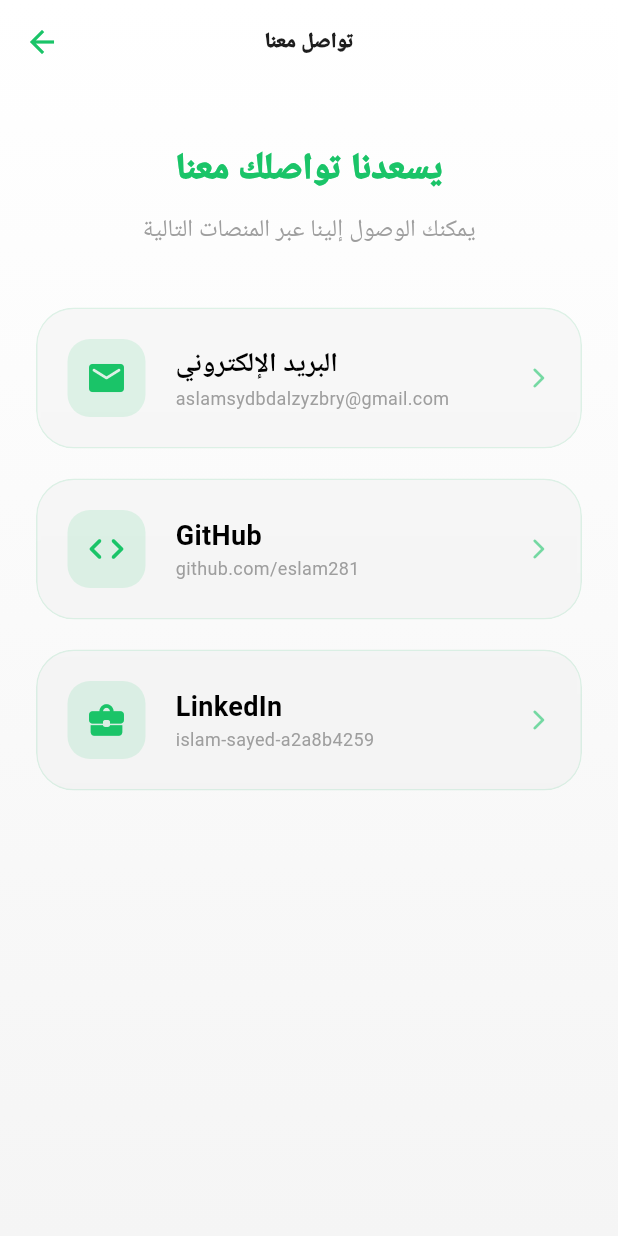
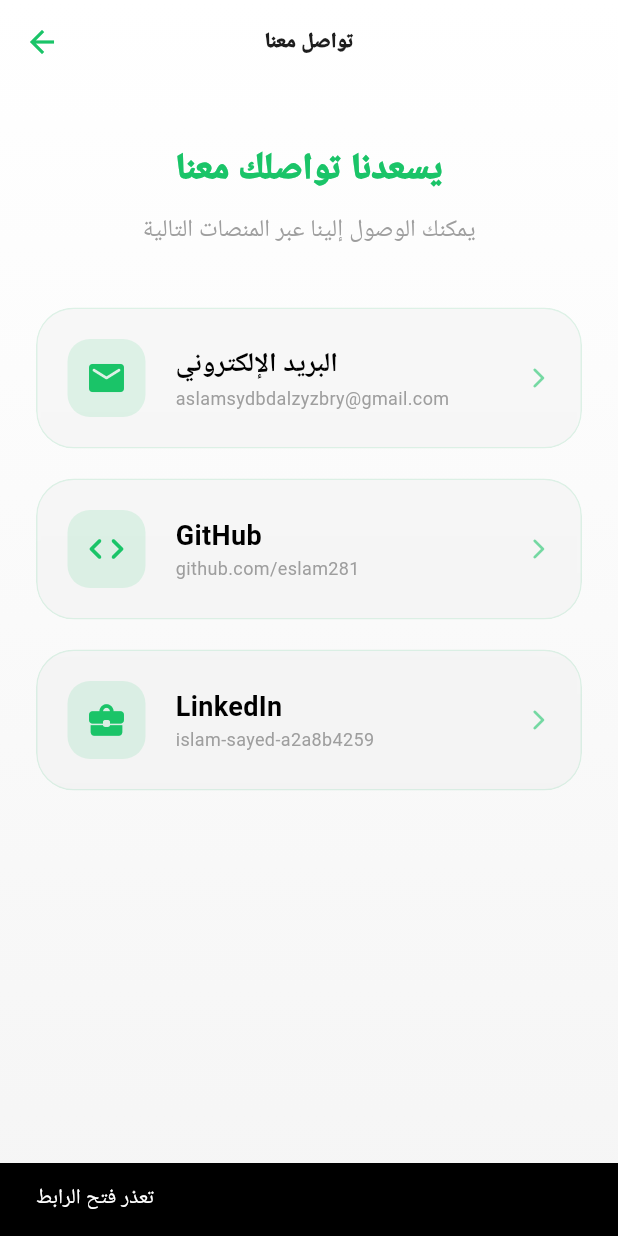
Before and after one commit to eslam281/es28, a Flutter app: the Contact_Us screen opened by its route, after a tap on "البريد الإلكتروني", on a phone screen of 412 x 824 dp. Run offline on Flutter 3.47's test engine with Material 3 defaults, Android fonts, the phone set to English and light mode, and no system bars; our stand-ins replace animated_splash_screen, connectivity_plus, dartz, flutter_compass, geolocator, get and 4 more; missing offline and left inert: drop_down_list; accounts and stored records are empty; network calls fail.

Commit message:
edit in androidManifest.xml

```diff
--- a/lib/view/component/drawer/linkTile.dart
+++ b/lib/view/component/drawer/linkTile.dart
@@ -1,56 +1,56 @@
-import 'package:flutter/material.dart';
-import 'package:url_launcher/url_launcher.dart';
-import '../../../core/constant/color.dart';
-
-
-Widget linkTile(
-    BuildContext context, {
-      required String title,
-      required String url,
-      IconData? icon, // optional icon
-    }) {
-  return InkWell(
-    onTap: () async {
-      final uri = Uri.parse(url);
-      if (await canLaunchUrl(uri)) {
-        await launchUrl(uri, mode: LaunchMode.externalApplication);
-      } else {
-        ScaffoldMessenger.of(context).showSnackBar(
-          const SnackBar(content: Text('تعذر فتح الرابط')),
-        );
-      }
-    },
-    child: Container(
-      padding: const EdgeInsets.symmetric(vertical: 14, horizontal: 16),
-      margin: const EdgeInsets.symmetric(vertical: 5),
-      decoration: BoxDecoration(
-
-        borderRadius: BorderRadius.circular(12),
-        border: Border.all(color: AppColor.secondColor.withValues(alpha: 1)),
-      ),
-      child: Row(
-        mainAxisAlignment: MainAxisAlignment.end,
-        children: [
-          /// Text
-          Expanded(
-            child: Text(
-              title,
-              style: const TextStyle(
-                fontSize: 16,
-                decoration: TextDecoration.underline,decorationThickness: 1,
-              ),
-              textAlign: TextAlign.right,
-              textDirection: TextDirection.rtl,
-            ),
-          ),
-
-          /// Optional Icon
-          if (icon != null) ...[
-            const SizedBox(width: 10),
-            Icon(icon, color: AppColor.secondColor),
-          ],
-        ],
-      ),
-    ),
-  );
-}
+// import 'package:flutter/material.dart';
+// import 'package:url_launcher/url_launcher.dart';
+// import '../../../core/constant/color.dart';
+//
+//
+// Widget linkTile(
+//     BuildContext context, {
+//       required String title,
+//       required String url,
+//       IconData? icon, // optional icon
+//     }) {
+//   return InkWell(
+//     onTap: () async {
+//       final uri = Uri.parse(url);
+//       if (await canLaunchUrl(uri)) {
+//         await launchUrl(uri);
+//       } else {
+//         ScaffoldMessenger.of(context).showSnackBar(
+//           const SnackBar(content: Text('تعذر فتح الرابط')),
+//         );
+//       }
+//     },
+//     child: Container(
+//       padding: const EdgeInsets.symmetric(vertical: 14, horizontal: 16),
+//       margin: const EdgeInsets.symmetric(vertical: 5),
+//       decoration: BoxDecoration(
+//
+//         borderRadius: BorderRadius.circular(12),
+//         border: Border.all(color: AppColor.secondColor.withValues(alpha: 1)),
+//       ),
+//       child: Row(
+//         mainAxisAlignment: MainAxisAlignment.end,
+//         children: [
+//           /// Text
+//           Expanded(
+//             child: Text(
+//               title,
+//               style: const TextStyle(
+//                 fontSize: 16,
+//                 decoration: TextDecoration.underline,decorationThickness: 1,
+//               ),
+//               textAlign: TextAlign.right,
+//               textDirection: TextDirection.rtl,
+//             ),
+//           ),
+//
+//           /// Optional Icon
+//           if (icon != null) ...[
+//             const SizedBox(width: 10),
+//             Icon(icon, color: AppColor.secondColor),
+//           ],
+//         ],
+//       ),
+//     ),
+//   );
+// }
--- a/lib/view/screen/drawer/contact_Us.dart
+++ b/lib/view/screen/drawer/contact_Us.dart
@@ -1,6 +1,7 @@
 import 'dart:ui';
 import 'package:flutter/material.dart';
 import 'package:get/get.dart';
+import 'package:url_launcher/url_launcher.dart';
 import '../../../core/constant/color.dart';
 import '../../component/drawer/linkTile.dart';
 
@@ -79,6 +80,13 @@ class Contact_Us extends StatelessWidget {
                   icon: Icons.business_center_rounded,
                   url: 'https://linkedin.com/in/islam-sayed-a2a8b4259',
                 ),
+                // _buildContactCard(
+                //   context,
+                //   title: 'Google play',
+                //   subtitle: 'Eslam28_1',
+                //   icon: Icons.business_center_rounded,
+                //   url: 'https://play.google.com/store/apps/developer?id=Eslam28_1',
+                // ),
               ],
             ),
           ),
@@ -102,10 +110,22 @@ class Contact_Us extends StatelessWidget {
           child: Material(
             color: Colors.transparent,
             child: InkWell(
-              onTap: () => linkTile(context, title: title, url: url, icon: icon), // Note: using linkTile's logic indirectly or wrapping it
-              // Actually, linkTile in the project might just be a function or a widget.
-              // Based on imports, I should probably use it or replicate its behavior.
-              // Let's assume linkTile handles the launchUrl logic.
+              onTap: () async {
+                final uri = Uri.parse(url);
+                try {
+                  // launchUrl نفسها بترجع true لو فتحت بنجاح
+                  final launched = await launchUrl(uri, mode: LaunchMode.externalApplication);
+                  if (!launched) {
+                    ScaffoldMessenger.of(context).showSnackBar(
+                      const SnackBar(content: Text('تعذر فتح الرابط')),
+                    );
+                  }
+                } catch (e) {
+                  ScaffoldMessenger.of(context).showSnackBar(
+                    const SnackBar(content: Text('حدث خطأ أثناء فتح الرابط')),
+                  );
+                }
+              },
               child: Padding(
                 padding: const EdgeInsets.all(20),
                 child: Row(
```
Also changed, not shown: pubspec.yaml (+5 -5 lines), 1 other file.
